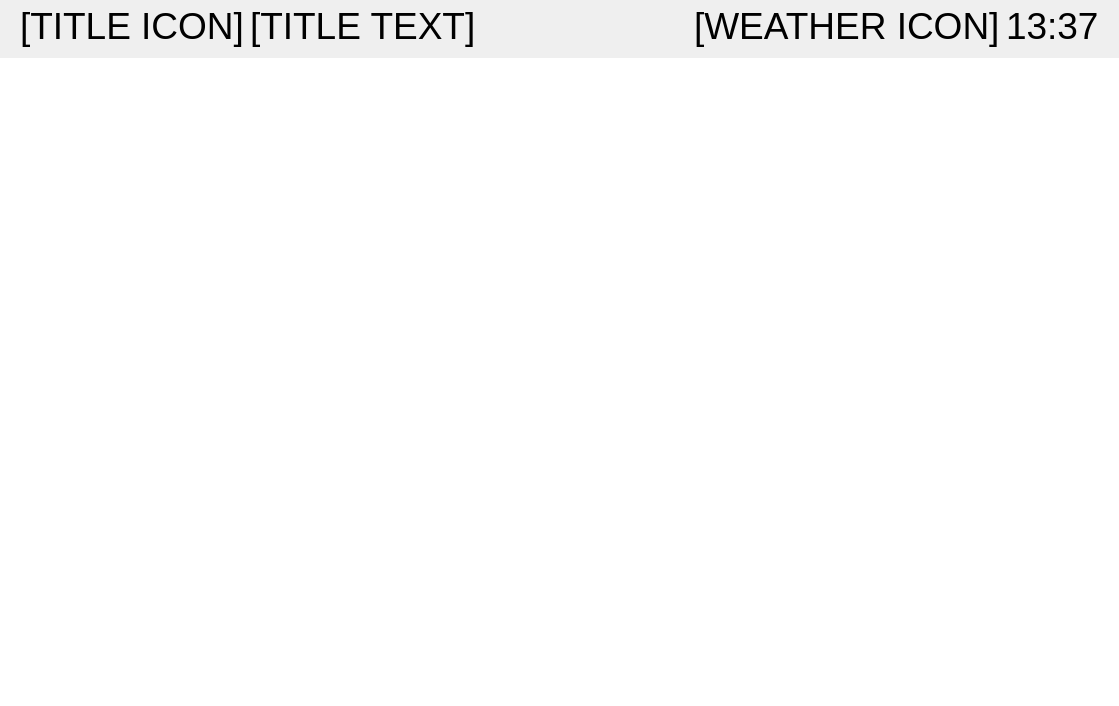
The window that src/fids/FIDSWidget.ui (alemariusnexus/wmk-fids) describes before a commit, drawn with Qt 5.
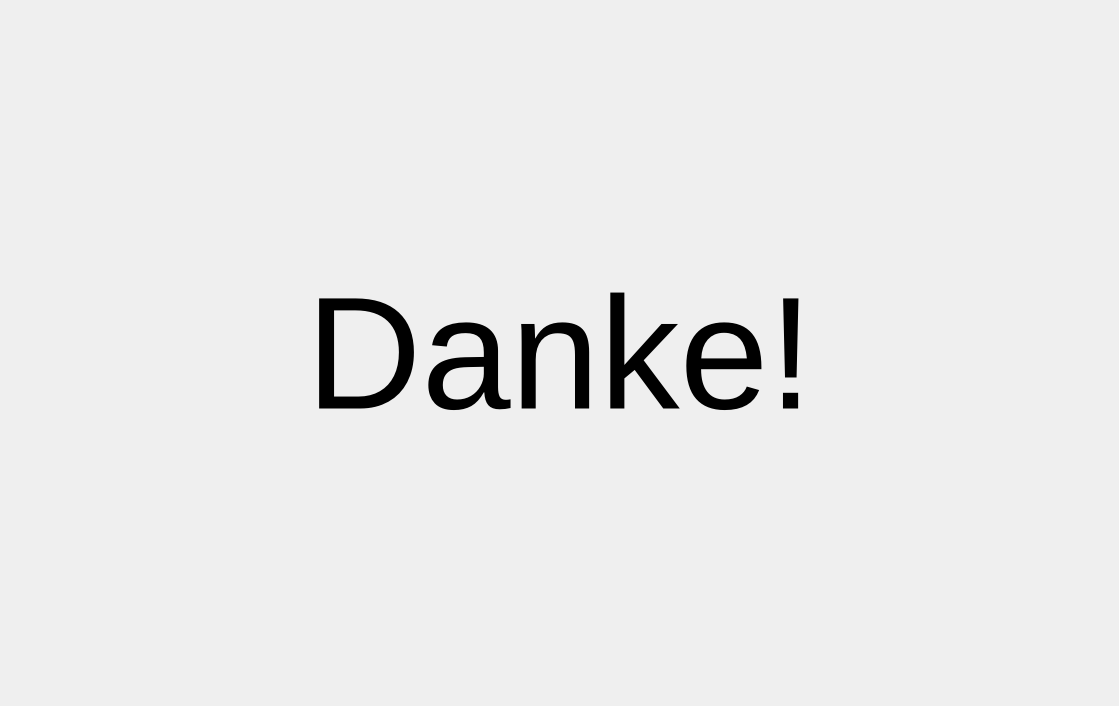
The same window after the commit. The open tabs and pages were chosen to show the change.

Commit message: Added finish screen

```diff
--- a/src/fids/FIDSWidget.ui
+++ b/src/fids/FIDSWidget.ui
@@ -204,6 +204,25 @@
        </item>
       </layout>
      </widget>
+     <widget class="QWidget" name="finishWidget">
+      <layout class="QVBoxLayout" name="verticalLayout_4">
+       <item>
+        <widget class="QLabel" name="finishLabel">
+         <property name="font">
+          <font>
+           <pointsize>120</pointsize>
+          </font>
+         </property>
+         <property name="text">
+          <string>Danke!</string>
+         </property>
+         <property name="alignment">
+          <set>Qt::AlignCenter</set>
+         </property>
+        </widget>
+       </item>
+      </layout>
+     </widget>
     </widget>
    </item>
   </layout>
```
The commit also changes 3 other files.
